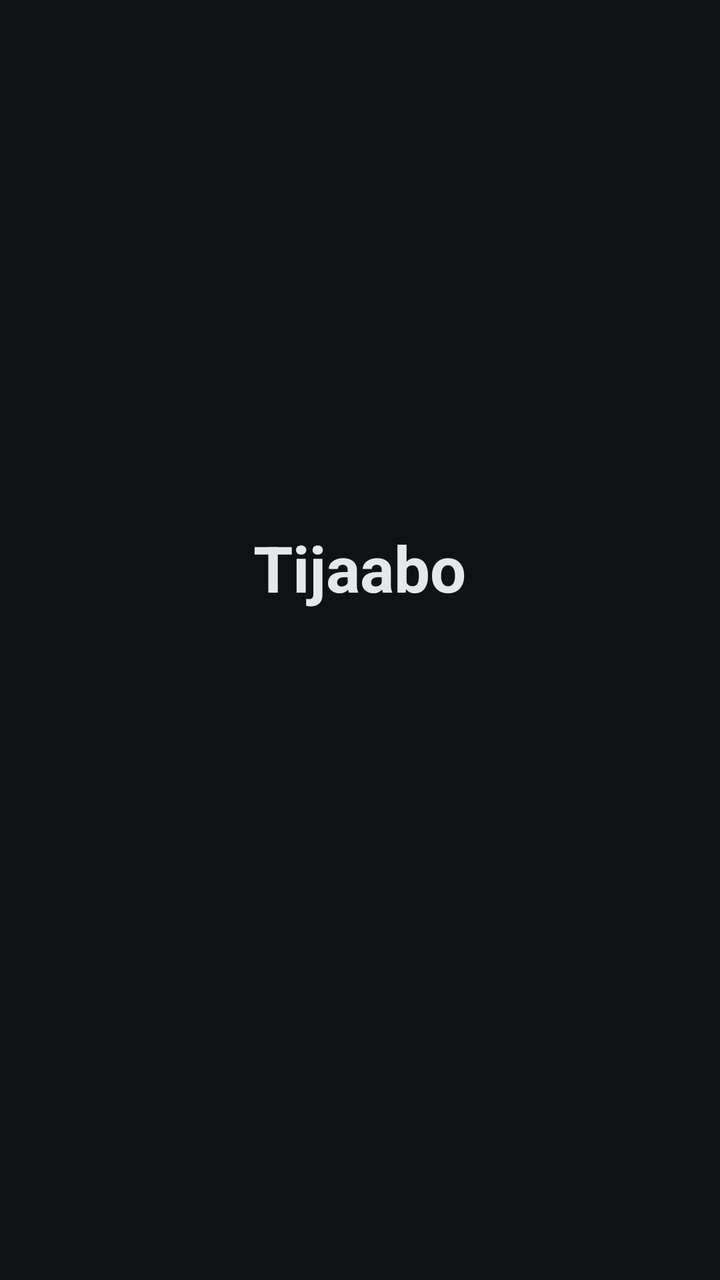
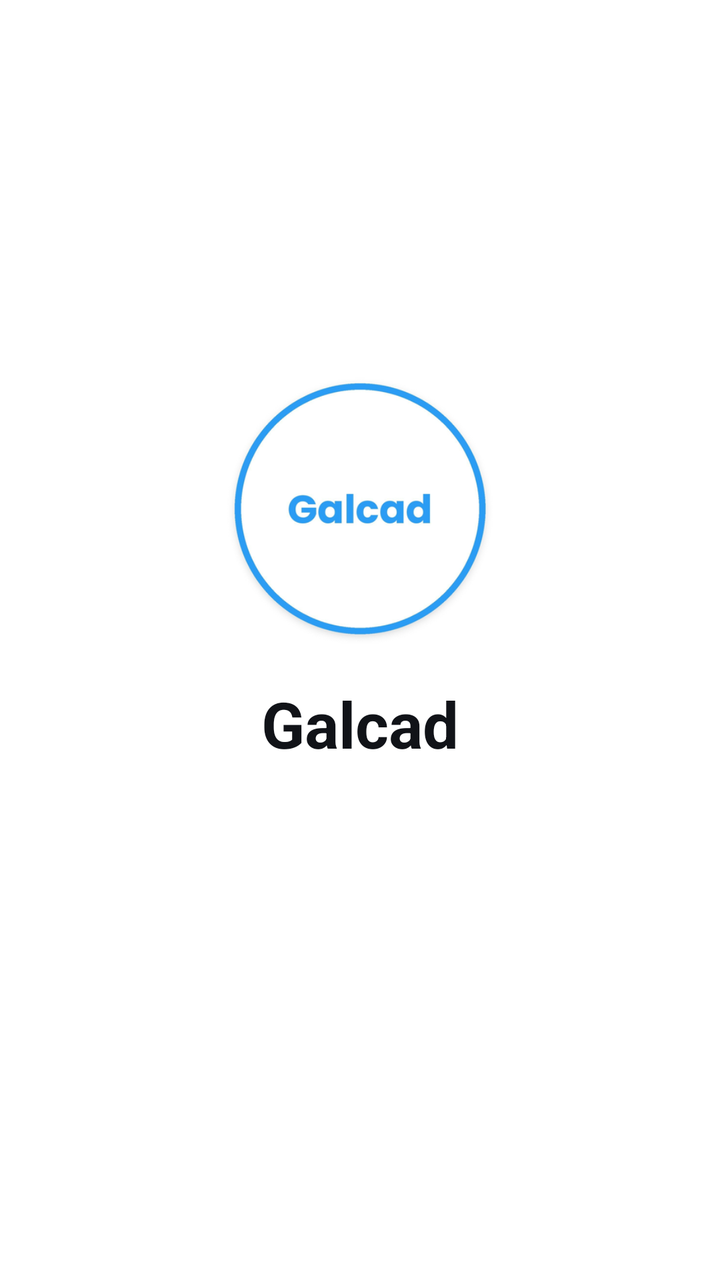

Compare the two renders of this Android layout. The source of the first and the diff that turns it into the second are given below.
<!-- AndroidManifest.xml: activity theme Theme.App.Splash -->
<!-- res/layout/activity_splash.xml -->
<?xml version="1.0" encoding="utf-8"?>
<LinearLayout xmlns:android="http://schemas.android.com/apk/res/android"
    android:layout_width="match_parent"
    android:layout_height="match_parent"
    android:background="@color/background"
    android:gravity="center"
    android:orientation="vertical">

    <TextView
        android:layout_width="wrap_content"
        android:layout_height="wrap_content"
        android:text="@string/app_name"
        android:textColor="@color/text_primary"
        android:textSize="32sp"
        android:textStyle="bold" />

    <ProgressBar
        android:id="@+id/splashProgress"
        android:layout_width="wrap_content"
        android:layout_height="wrap_content"
        android:layout_marginTop="24dp"
        android:indeterminateTint="@color/accent" />

    <TextView
        android:id="@+id/splashStatusText"
        android:layout_width="wrap_content"
        android:layout_height="wrap_content"
        android:layout_marginTop="16dp"
        android:textColor="@color/text_secondary"
        android:textSize="13sp"
        android:visibility="gone" />

</LinearLayout>
<!-- resources referenced by this layout -->
<resources>
  <color name="accent">#4F7CFF</color>
  <color name="background">#0F1115</color>
  <color name="text_primary">#E5E7EB</color>
  <color name="text_secondary">#9CA3AF</color>
  <string name="app_name">Tijaabo</string>
  <style name="Theme.App.Splash" parent="Theme.App">
          <item name="android:windowFullscreen">true</item>
      </style>
  <style name="Theme.App" parent="Theme.MaterialComponents.DayNight.NoActionBar">
          <item name="colorPrimary">@color/accent</item>
          <item name="android:windowBackground">@color/background</item>
          <item name="colorOnPrimary">@color/text_primary</item>
      </style>
</resources>

<!-- the commit's change to res/layout/activity_splash.xml (unified diff, before → after) -->
@@ -5,6 +5,13 @@
     android:background="@color/background"
     android:gravity="center"
     android:orientation="vertical">
+
+    <ImageView
+        android:layout_width="140dp"
+        android:layout_height="140dp"
+        android:layout_marginBottom="16dp"
+        android:src="@drawable/logo_splash"
+        android:contentDescription="@string/app_name" />
 
     <TextView
         android:layout_width="wrap_content"
<!-- resource entries referenced after the edit -->
@@ -1,10 +1,11 @@
 <!-- resources referenced by this layout -->
 <resources>
   <color name="accent">#4F7CFF</color>
-  <color name="background">#0F1115</color>
-  <color name="text_primary">#E5E7EB</color>
-  <color name="text_secondary">#9CA3AF</color>
-  <string name="app_name">Tijaabo</string>
+  <color name="background">#FFFFFF</color>
+  <color name="text_primary">#111318</color>
+  <color name="text_secondary">#6B7280</color>
+  <!-- drawable logo_splash: png bitmap (drawable-xxxhdpi, 53888 bytes) -->
+  <string name="app_name">Galcad</string>
   <style name="Theme.App.Splash" parent="Theme.App">
           <item name="android:windowFullscreen">true</item>
       </style>
